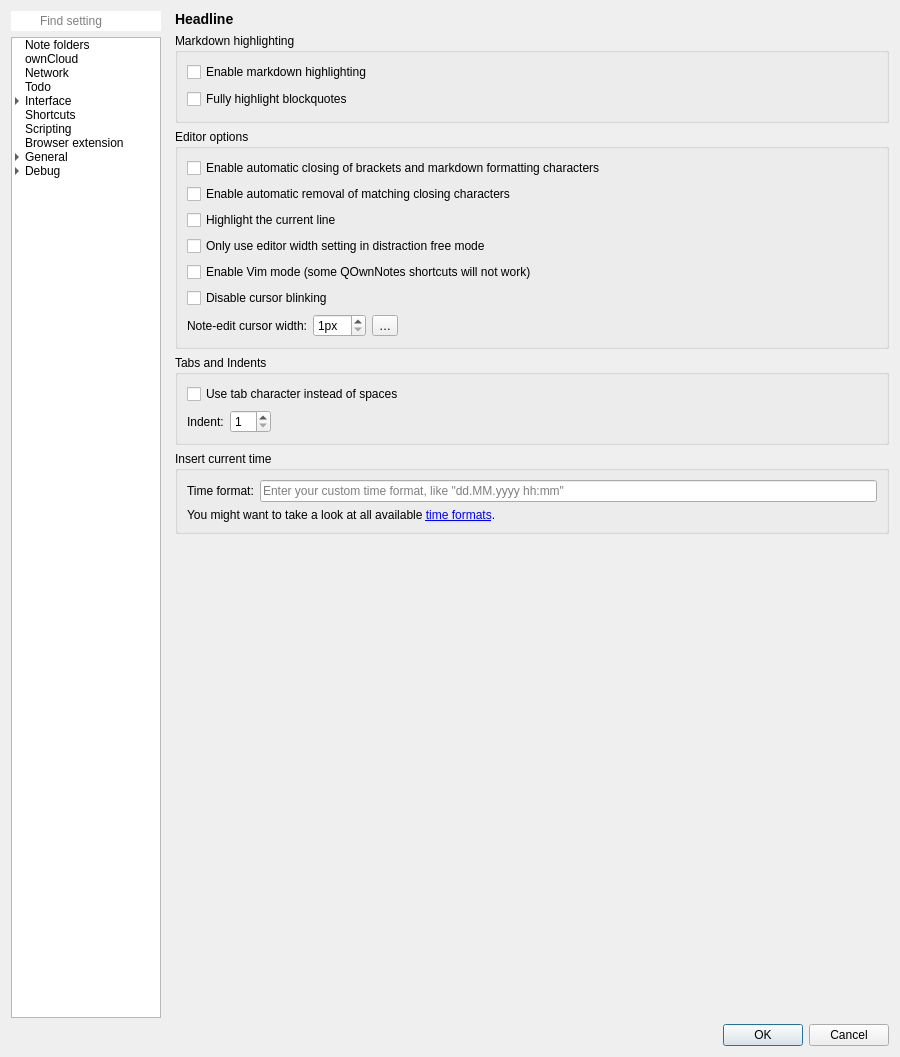
Above: src/dialogs/settingsdialog.ui from pbek/QOwnNotes before the change. Below: the same form after it.
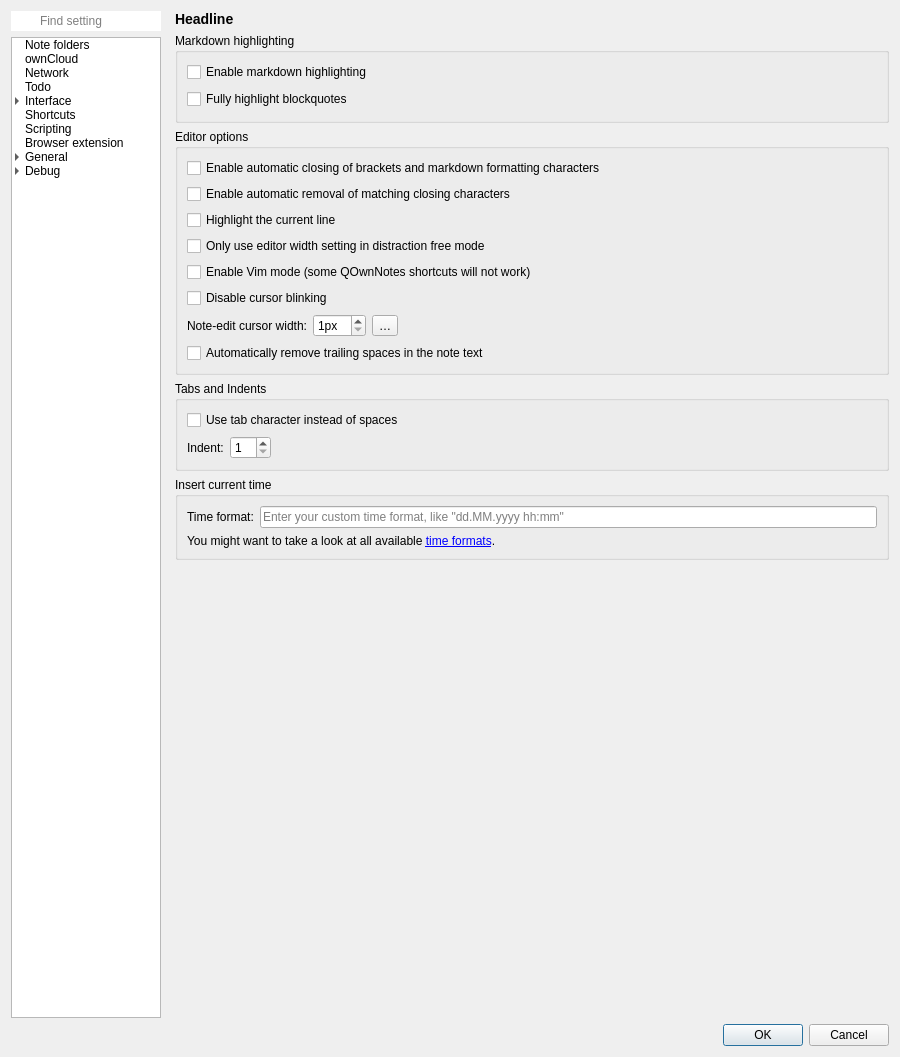
That is the form after the change. The open tabs and pages were chosen to show the change. Icons and pictures are not drawn. Custom widgets are drawn as their Qt base class.

Commit message: Remove trailing spaces from note (#1759)

What changed in the file:
```diff
--- a/src/dialogs/settingsdialog.ui
+++ b/src/dialogs/settingsdialog.ui
@@ -5170,6 +5170,13 @@
                   </property>
                  </widget>
                 </item>
+                <item row="8" column="0" colspan="4">
+                 <widget class="QCheckBox" name="removeTrainingSpacesCheckBox">
+                  <property name="text">
+                   <string>Automatically remove trailing spaces in the note text</string>
+                  </property>
+                 </widget>
+                </item>
                </layout>
               </widget>
              </item>
```
The commit also changes 68 other files.
